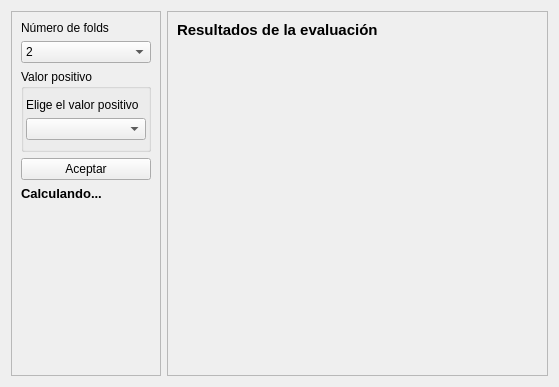
Qt form ventana_k_fold_ui.ui (AdrianPrietoLozano/proyecto_mineria) before a commit.
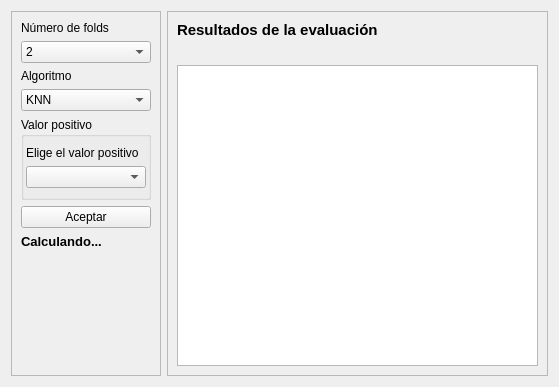
The same form after that commit.

Commit message: Correcciones al algoritmo K Fold Cross, ahora se permite elegir un algoritmo en particular para hacer la validación

Diff of the .ui file:
```diff
--- a/ventana_k_fold_ui.ui
+++ b/ventana_k_fold_ui.ui
@@ -78,7 +78,7 @@
         </item>
        </widget>
       </item>
-      <item row="3" column="0" colspan="2">
+      <item row="5" column="0" colspan="2">
        <widget class="QGroupBox" name="groupBoxValorPositivo">
         <property name="title">
          <string>Valor positivo</string>
@@ -112,14 +112,14 @@
         </layout>
        </widget>
       </item>
-      <item row="4" column="0" colspan="2">
+      <item row="6" column="0" colspan="2">
        <widget class="QPushButton" name="btnAceptar">
         <property name="text">
          <string>Aceptar</string>
         </property>
        </widget>
       </item>
-      <item row="5" column="0" colspan="2">
+      <item row="7" column="0" colspan="2">
        <widget class="QLabel" name="labelCargando">
         <property name="font">
          <font>
@@ -136,6 +136,32 @@
         </property>
        </widget>
       </item>
+      <item row="3" column="0">
+       <widget class="QLabel" name="label_4">
+        <property name="text">
+         <string>Algoritmo</string>
+        </property>
+       </widget>
+      </item>
+      <item row="4" column="0" colspan="2">
+       <widget class="QComboBox" name="comboBoxAlgoritmo">
+        <item>
+         <property name="text">
+          <string>KNN</string>
+         </property>
+        </item>
+        <item>
+         <property name="text">
+          <string>Naive Bayes</string>
+         </property>
+        </item>
+        <item>
+         <property name="text">
+          <string>One R</string>
+         </property>
+        </item>
+       </widget>
+      </item>
      </layout>
     </widget>
    </item>
@@ -165,6 +191,16 @@
         </property>
        </widget>
       </item>
+      <item>
+       <widget class="QLabel" name="labelAlgoritmo">
+        <property name="text">
+         <string/>
+        </property>
+       </widget>
+      </item>
+      <item>
+       <widget class="QTableView" name="tablaResultados"/>
+      </item>
      </layout>
     </widget>
    </item>
```
Left out of the diff: 5 changed lines with no effect on the pictures. The commit also changes 5 other files.
